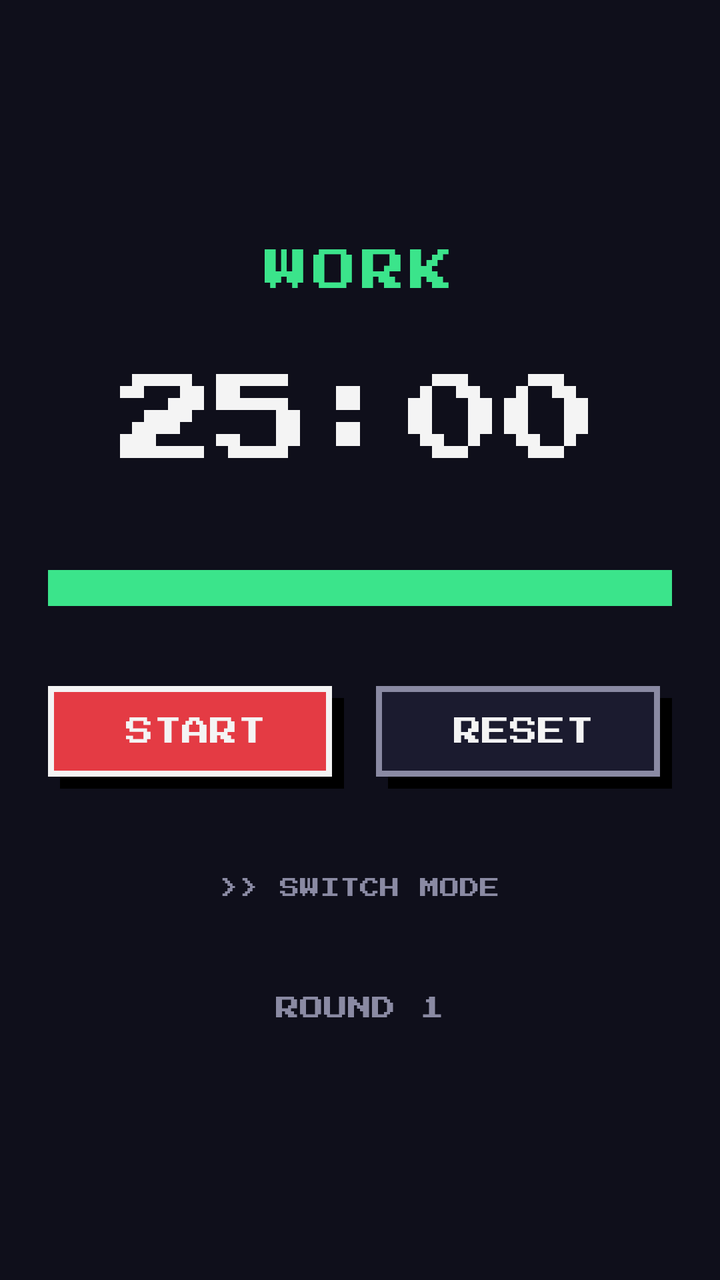
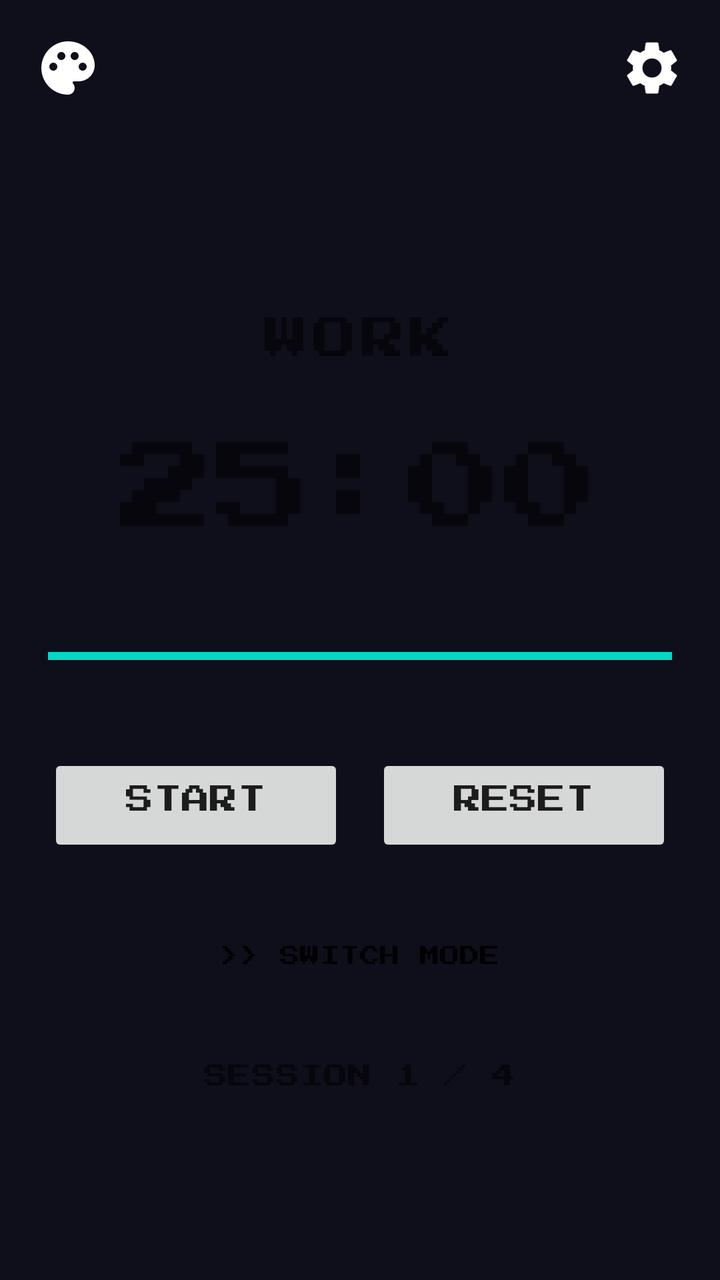

Screens rendered from an Android XML layout before and after an edit, with the pre-edit source and the edit as a unified diff.
<!-- AndroidManifest.xml: application theme Theme.PixelPomo -->
<!-- res/layout/activity_main.xml -->
<?xml version="1.0" encoding="utf-8"?>
<LinearLayout xmlns:android="http://schemas.android.com/apk/res/android"
    android:layout_width="match_parent"
    android:layout_height="match_parent"
    android:orientation="vertical"
    android:gravity="center"
    android:background="@color/bg"
    android:padding="24dp">

    <TextView
        android:id="@+id/modeLabel"
        android:layout_width="wrap_content"
        android:layout_height="wrap_content"
        android:layout_marginBottom="32dp"
        android:fontFamily="@font/press_start_2p"
        android:letterSpacing="0.1"
        android:text="@string/work"
        android:textColor="@color/work_green"
        android:textSize="22sp" />

    <TextView
        android:id="@+id/timer"
        android:layout_width="wrap_content"
        android:layout_height="wrap_content"
        android:fontFamily="@font/press_start_2p"
        android:text="@string/initial_time"
        android:textColor="@color/text_light"
        android:textSize="48sp" />

    <ProgressBar
        android:id="@+id/progress"
        style="?android:attr/progressBarStyleHorizontal"
        android:layout_width="match_parent"
        android:layout_height="18dp"
        android:layout_marginTop="32dp"
        android:layout_marginBottom="40dp"
        android:max="100"
        android:progress="100"
        android:progressDrawable="@drawable/progress_pixel" />

    <LinearLayout
        android:layout_width="match_parent"
        android:layout_height="wrap_content"
        android:orientation="horizontal"
        android:gravity="center">

        <androidx.appcompat.widget.AppCompatButton
            android:id="@+id/startPauseBtn"
            android:layout_width="0dp"
            android:layout_height="wrap_content"
            android:layout_weight="1"
            android:layout_marginEnd="8dp"
            android:background="@drawable/btn_pixel"
            android:fontFamily="@font/press_start_2p"
            android:padding="16dp"
            android:stateListAnimator="@null"
            android:text="@string/start"
            android:textColor="@color/text_light"
            android:textSize="14sp" />

        <androidx.appcompat.widget.AppCompatButton
            android:id="@+id/resetBtn"
            android:layout_width="0dp"
            android:layout_height="wrap_content"
            android:layout_weight="1"
            android:layout_marginStart="8dp"
            android:background="@drawable/btn_pixel_secondary"
            android:fontFamily="@font/press_start_2p"
            android:padding="16dp"
            android:stateListAnimator="@null"
            android:text="@string/reset"
            android:textColor="@color/text_light"
            android:textSize="14sp" />
    </LinearLayout>

    <androidx.appcompat.widget.AppCompatButton
        android:id="@+id/switchModeBtn"
        android:layout_width="wrap_content"
        android:layout_height="wrap_content"
        android:layout_marginTop="28dp"
        android:background="@android:color/transparent"
        android:fontFamily="@font/press_start_2p"
        android:stateListAnimator="@null"
        android:text="@string/switch_mode"
        android:textColor="@color/text_dim"
        android:textSize="10sp" />

    <TextView
        android:id="@+id/roundLabel"
        android:layout_width="wrap_content"
        android:layout_height="wrap_content"
        android:layout_marginTop="28dp"
        android:fontFamily="@font/press_start_2p"
        android:textColor="@color/text_dim"
        android:textSize="12sp"
        tools:ignore="HardcodedText"
        xmlns:tools="http://schemas.android.com/tools"
        android:text="ROUND 1" />

</LinearLayout>
<!-- resources referenced by this layout -->
<resources>
  <color name="bg">#0F0F1B</color>
  <color name="text_dim">#8A8AA3</color>
  <color name="text_light">#F4F4F4</color>
  <color name="work_green">#3BE48B</color>
  <!-- drawable btn_pixel (drawable) -->
  <?xml version="1.0" encoding="utf-8"?>
  <layer-list xmlns:android="http://schemas.android.com/apk/res/android">
      <item android:left="6dp" android:top="6dp">
          <shape android:shape="rectangle">
              <solid android:color="@color/shadow" />
          </shape>
      </item>
      <item android:right="6dp" android:bottom="6dp">
          <shape android:shape="rectangle">
              <solid android:color="@color/accent" />
              <stroke android:width="3dp" android:color="@color/text_light" />
          </shape>
      </item>
  </layer-list>
  <!-- drawable btn_pixel_secondary (drawable) -->
  <?xml version="1.0" encoding="utf-8"?>
  <layer-list xmlns:android="http://schemas.android.com/apk/res/android">
      <item android:left="6dp" android:top="6dp">
          <shape android:shape="rectangle">
              <solid android:color="@color/shadow" />
          </shape>
      </item>
      <item android:right="6dp" android:bottom="6dp">
          <shape android:shape="rectangle">
              <solid android:color="@color/panel" />
              <stroke android:width="3dp" android:color="@color/text_dim" />
          </shape>
      </item>
  </layer-list>
  <!-- drawable progress_pixel (drawable) -->
  <?xml version="1.0" encoding="utf-8"?>
  <layer-list xmlns:android="http://schemas.android.com/apk/res/android">
      <item android:id="@android:id/background">
          <shape android:shape="rectangle">
              <solid android:color="@color/panel" />
              <stroke android:width="3dp" android:color="@color/text_dim" />
          </shape>
      </item>
      <item android:id="@android:id/progress">
          <clip>
              <shape android:shape="rectangle">
                  <solid android:color="@color/work_green" />
              </shape>
          </clip>
      </item>
  </layer-list>
  <string name="initial_time">25:00</string>
  <string name="reset">RESET</string>
  <string name="start">START</string>
  <string name="switch_mode">&gt;&gt; SWITCH MODE</string>
  <string name="work">WORK</string>
  <style name="Theme.PixelPomo" parent="Theme.MaterialComponents.DayNight.NoActionBar">
          <item name="colorPrimary">@color/accent</item>
          <item name="colorPrimaryVariant">@color/accent_dark</item>
          <item name="colorOnPrimary">@color/text_light</item>
          <item name="android:windowBackground">@color/bg</item>
          <item name="android:statusBarColor">@color/bg</item>
          <item name="android:navigationBarColor">@color/bg</item>
          <item name="android:windowLightStatusBar" tools:targetApi="m">false</item>
      </style>
  <color name="shadow">#000000</color>
  <color name="accent">#E43B44</color>
  <color name="panel">#1B1B2F</color>
  <color name="accent_dark">#9B1B22</color>
</resources>

<!-- the commit's change to res/layout/activity_main.xml (unified diff, before → after) -->
@@ -1,100 +1,304 @@
+<?xml version="1.0" encoding="utf-8"?>
+<FrameLayout xmlns:android="http://schemas.android.com/apk/res/android"
+    xmlns:tools="http://schemas.android.com/tools"
+    android:id="@+id/root"
+    android:layout_width="match_parent"
+    android:layout_height="match_parent">
+
+    
+    <LinearLayout
+        android:id="@+id/mainContent"
+        android:layout_width="match_parent"
+        android:layout_height="match_parent"
+        android:orientation="vertical">
+
+        
+        <LinearLayout
+            android:layout_width="match_parent"
+            android:layout_height="wrap_content"
+            android:orientation="horizontal"
+            android:gravity="center_vertical"
+            android:padding="18dp">
+
+            <ImageView
+                android:id="@+id/themeBtn"
+                android:layout_width="32dp"
+                android:layout_height="32dp"
+                android:background="?attr/selectableItemBackgroundBorderless"
+                android:clickable="true"
+                android:focusable="true"
+                android:contentDescription="@string/cd_theme"
+                android:src="@drawable/ic_palette" />
+
+            <View
+                android:layout_width="0dp"
+                android:layout_height="1dp"
+                android:layout_weight="1" />
+
+            <ImageView
+                android:id="@+id/settingsBtn"
+                android:layout_width="32dp"
+                android:layout_height="32dp"
+                android:background="?attr/selectableItemBackgroundBorderless"
+                android:clickable="true"
+                android:focusable="true"
+                android:contentDescription="@string/cd_settings"
+                android:src="@drawable/ic_settings" />
+        </LinearLayout>
+
+        
+        <LinearLayout
+            android:layout_width="match_parent"
+            android:layout_height="0dp"
+            android:layout_weight="1"
+            android:orientation="vertical"
+            android:gravity="center"
+            android:padding="24dp">
+
+            <TextView
+                android:id="@+id/modeLabel"
+                android:layout_width="wrap_content"
+                android:layout_height="wrap_content"
+                android:layout_marginBottom="32dp"
+                android:fontFamily="@font/press_start_2p"
+                android:letterSpacing="0.1"
+                android:text="@string/work"
+                android:textSize="22sp" />
+
+            <TextView
+                android:id="@+id/timer"
+                android:layout_width="wrap_content"
+                android:layout_height="wrap_content"
+                android:fontFamily="@font/press_start_2p"
+                android:text="@string/initial_time"
+                android:textSize="48sp" />
+
+            <ProgressBar
+                android:id="@+id/progress"
+                style="?android:attr/progressBarStyleHorizontal"
+                android:layout_width="match_parent"
+                android:layout_height="18dp"
+                android:layout_marginTop="32dp"
+                android:layout_marginBottom="40dp"
+                android:max="100"
+                android:progress="100" />
+
+            <LinearLayout
+                android:layout_width="match_parent"
+                android:layout_height="wrap_content"
+                android:orientation="horizontal"
+                android:gravity="center">
+
+                <androidx.appcompat.widget.AppCompatButton
+                    android:id="@+id/startPauseBtn"
+                    android:layout_width="0dp"
+                    android:layout_height="wrap_content"
+                    android:layout_weight="1"
+                    android:layout_marginEnd="8dp"
+                    android:fontFamily="@font/press_start_2p"
+                    android:padding="16dp"
+                    android:stateListAnimator="@null"
+                    android:text="@string/start"
+                    android:textSize="14sp" />
+
+                <androidx.appcompat.widget.AppCompatButton
+                    android:id="@+id/resetBtn"
+                    android:layout_width="0dp"
+                    android:layout_height="wrap_content"
+                    android:layout_weight="1"
+                    android:layout_marginStart="8dp"
+                    android:fontFamily="@font/press_start_2p"
+                    android:padding="16dp"
+                    android:stateListAnimator="@null"
+                    android:text="@string/reset"
+                    android:textSize="14sp" />
+            </LinearLayout>
+
+            <androidx.appcompat.widget.AppCompatButton
+                android:id="@+id/switchModeBtn"
+                android:layout_width="wrap_content"
+                android:layout_height="wrap_content"
+                android:layout_marginTop="28dp"
+                android:background="@android:color/transparent"
+                android:fontFamily="@font/press_start_2p"
+                android:stateListAnimator="@null"
+                android:text="@string/switch_mode"
+                android:textSize="10sp" />
+
+            <TextView
+                android:id="@+id/sessionLabel"
+                android:layout_width="wrap_content"
+                android:layout_height="wrap_content"
+                android:layout_marginTop="28dp"
+                android:fontFamily="@font/press_start_2p"
+                android:textSize="12sp"
+                tools:ignore="HardcodedText"
+                android:text="SESSION 1 / 4" />
+        </LinearLayout>
+    </LinearLayout>
+
+    
+    <ScrollView
+        android:id="@+id/settingsPanel"
+        android:layout_width="match_parent"
+        android:layout_height="match_parent"
+        android:visibility="gone">
+
+        <LinearLayout
+            android:layout_width="match_parent"
+            android:layout_height="wrap_content"
+            android:orientation="vertical"
+            android:padding="28dp">
+
+            <TextView
+                android:id="@+id/settingsTitle"
+                android:layout_width="wrap_content"
+                android:layout_height="wrap_content"
+                android:layout_gravity="center_horizontal"
+                android:layout_marginTop="12dp"
+                android:layout_marginBottom="36dp"
+                android:fontFamily="@font/press_start_2p"
+                android:letterSpacing="0.1"
+                android:text="@string/settings"
+                android:textSize="20sp" />
+
+            
+            <include
+                android:id="@+id/rowWork"
+                layout="@layout/row_stepper" />
+
+            
+            <include
+                android:id="@+id/rowBreak"
+                layout="@layout/row_stepper" />
+
+            
+            <include
+                android:id="@+id/rowSessions"
+                layout="@layout/row_stepper" />
+
+            <androidx.appcompat.widget.AppCompatButton
+                android:id="@+id/saveBtn"
+                android:layout_width="match_parent"
+                android:layout_height="wrap_content"
+                android:layout_marginTop="36dp"
+                android:fontFamily="@font/press_start_2p"
+                android:padding="16dp"
+                android:stateListAnimator="@null"
+                android:text="@string/save"
+                android:textSize="14sp" />
+
+            <androidx.appcompat.widget.AppCompatButton
+                android:id="@+id/settingsCloseBtn"
+                android:layout_width="match_parent"
+                android:layout_height="wrap_content"
+                android:layout_marginTop="16dp"
+                android:fontFamily="@font/press_start_2p"
+                android:padding="16dp"
+                android:stateListAnimator="@null"
+                android:text="@string/close"
+                android:textSize="14sp" />
+        </LinearLayout>
+    </ScrollView>
+
+    
+    <ScrollView
+        android:id="@+id/themePanel"
+        android:layout_width="match_parent"
+        android:layout_height="match_parent"
+        android:visibility="gone">
+
+        <LinearLayout
+            android:layout_width="match_parent"
+            android:layout_height="wrap_content"
+            android:orientation="vertical"
+            android:padding="28dp">
+
+            <TextView
+                android:id="@+id/themeTitle"
+                android:layout_width="wrap_content"
+                android:layout_height="wrap_content"
+                android:layout_gravity="center_horizontal"
+                android:layout_marginTop="12dp"
+                android:layout_marginBottom="28dp"
+                android:fontFamily="@font/press_start_2p"
+                android:letterSpacing="0.1"
+                android:text="@string/theme"
+                android:textSize="20sp" />
+
+            
+            <LinearLayout
+                android:id="@+id/themeList"
+                android:layout_width="match_parent"
+                android:layout_height="wrap_content"
+                android:orientation="vertical" />
+
+            <androidx.appcompat.widget.AppCompatButton
+                android:id="@+id/themeCloseBtn"
+                android:layout_width="match_parent"
+                android:layout_height="wrap_content"
+                android:layout_marginTop="28dp"
+                android:fontFamily="@font/press_start_2p"
+                android:padding="16dp"
+                android:stateListAnimator="@null"
+                android:text="@string/close"
+                android:textSize="14sp" />
+        </LinearLayout>
+    </ScrollView>
+
+</FrameLayout>
+<!-- res/layout/row_stepper.xml (included above) -->
 <?xml version="1.0" encoding="utf-8"?>
 <LinearLayout xmlns:android="http://schemas.android.com/apk/res/android"
     android:layout_width="match_parent"
-    android:layout_height="match_parent"
+    android:layout_height="wrap_content"
     android:orientation="vertical"
-    android:gravity="center"
-    android:background="@color/bg"
-    android:padding="24dp">
+    android:layout_marginBottom="24dp">
 
     <TextView
-        android:id="@+id/modeLabel"
+        android:id="@+id/stepperLabel"
         android:layout_width="wrap_content"
         android:layout_height="wrap_content"
-        android:layout_marginBottom="32dp"
+        android:layout_marginBottom="12dp"
         android:fontFamily="@font/press_start_2p"
-        android:letterSpacing="0.1"
-        android:text="@string/work"
-        android:textColor="@color/work_green"
-        android:textSize="22sp" />
-
-    <TextView
-        android:id="@+id/timer"
-        android:layout_width="wrap_content"
-        android:layout_height="wrap_content"
-        android:fontFamily="@font/press_start_2p"
-        android:text="@string/initial_time"
-        android:textColor="@color/text_light"
-        android:textSize="48sp" />
-
-    <ProgressBar
-        android:id="@+id/progress"
-        style="?android:attr/progressBarStyleHorizontal"
-        android:layout_width="match_parent"
-        android:layout_height="18dp"
-        android:layout_marginTop="32dp"
-        android:layout_marginBottom="40dp"
-        android:max="100"
-        android:progress="100"
-        android:progressDrawable="@drawable/progress_pixel" />
+        android:textSize="11sp" />
 
     <LinearLayout
         android:layout_width="match_parent"
         android:layout_height="wrap_content"
         android:orientation="horizontal"
-        android:gravity="center">
+        android:gravity="center_vertical">
 
         <androidx.appcompat.widget.AppCompatButton
-            android:id="@+id/startPauseBtn"
+            android:id="@+id/stepperMinus"
+            android:layout_width="56dp"
+            android:layout_height="wrap_content"
+            android:fontFamily="@font/press_start_2p"
+            android:padding="12dp"
+            android:stateListAnimator="@null"
+            android:text="@string/minus"
+            android:textSize="16sp" />
+
+        <TextView
+            android:id="@+id/stepperValue"
             android:layout_width="0dp"
             android:layout_height="wrap_content"
             android:layout_weight="1"
-            android:layout_marginEnd="8dp"
-            android:background="@drawable/btn_pixel"
+            android:gravity="center"
             android:fontFamily="@font/press_start_2p"
-            android:padding="16dp"
+            android:textSize="20sp"
+            tools:ignore="HardcodedText"
+            xmlns:tools="http://schemas.android.com/tools"
+            android:text="25" />
+
+        <androidx.appcompat.widget.AppCompatButton
+            android:id="@+id/stepperPlus"
+            android:layout_width="56dp"
+            android:layout_height="wrap_content"
+            android:fontFamily="@font/press_start_2p"
+            android:padding="12dp"
             android:stateListAnimator="@null"
-            android:text="@string/start"
-            android:textColor="@color/text_light"
-            android:textSize="14sp" />
-
-        <androidx.appcompat.widget.AppCompatButton
-            android:id="@+id/resetBtn"
-            android:layout_width="0dp"
-            android:layout_height="wrap_content"
-            android:layout_weight="1"
-            android:layout_marginStart="8dp"
-            android:background="@drawable/btn_pixel_secondary"
-            android:fontFamily="@font/press_start_2p"
-            android:padding="16dp"
-            android:stateListAnimator="@null"
-            android:text="@string/reset"
-            android:textColor="@color/text_light"
-            android:textSize="14sp" />
+            android:text="@string/plus"
+            android:textSize="16sp" />
     </LinearLayout>
-
-    <androidx.appcompat.widget.AppCompatButton
-        android:id="@+id/switchModeBtn"
-        android:layout_width="wrap_content"
-        android:layout_height="wrap_content"
-        android:layout_marginTop="28dp"
-        android:background="@android:color/transparent"
-        android:fontFamily="@font/press_start_2p"
-        android:stateListAnimator="@null"
-        android:text="@string/switch_mode"
-        android:textColor="@color/text_dim"
-        android:textSize="10sp" />
-
-    <TextView
-        android:id="@+id/roundLabel"
-        android:layout_width="wrap_content"
-        android:layout_height="wrap_content"
-        android:layout_marginTop="28dp"
-        android:fontFamily="@font/press_start_2p"
-        android:textColor="@color/text_dim"
-        android:textSize="12sp"
-        tools:ignore="HardcodedText"
-        xmlns:tools="http://schemas.android.com/tools"
-        android:text="ROUND 1" />
-
 </LinearLayout>
<!-- resource entries referenced after the edit -->
@@ -1,60 +1,41 @@
 <!-- resources referenced by this layout -->
 <resources>
-  <color name="bg">#0F0F1B</color>
-  <color name="text_dim">#8A8AA3</color>
-  <color name="text_light">#F4F4F4</color>
-  <color name="work_green">#3BE48B</color>
-  <!-- drawable btn_pixel (drawable) -->
+  <!-- drawable ic_palette (drawable) -->
   <?xml version="1.0" encoding="utf-8"?>
-  <layer-list xmlns:android="http://schemas.android.com/apk/res/android">
-      <item android:left="6dp" android:top="6dp">
-          <shape android:shape="rectangle">
-              <solid android:color="@color/shadow" />
-          </shape>
-      </item>
-      <item android:right="6dp" android:bottom="6dp">
-          <shape android:shape="rectangle">
-              <solid android:color="@color/accent" />
-              <stroke android:width="3dp" android:color="@color/text_light" />
-          </shape>
-      </item>
-  </layer-list>
-  <!-- drawable btn_pixel_secondary (drawable) -->
+  <vector xmlns:android="http://schemas.android.com/apk/res/android"
+      android:width="24dp"
+      android:height="24dp"
+      android:viewportWidth="24"
+      android:viewportHeight="24"
+      android:tint="#FFFFFF">
+      <path
+          android:fillColor="@android:color/white"
+          android:pathData="M12,2C6.49,2 2,6.49 2,12s4.49,10 10,10c1.38,0 2.5,-1.12 2.5,-2.5c0,-0.61 -0.23,-1.2 -0.64,-1.67c-0.08,-0.1 -0.13,-0.21 -0.13,-0.33c0,-0.28 0.22,-0.5 0.5,-0.5H16c3.31,0 6,-2.69 6,-6C22,6.04 17.51,2 12,2zM17.5,13c-0.83,0 -1.5,-0.67 -1.5,-1.5c0,-0.83 0.67,-1.5 1.5,-1.5s1.5,0.67 1.5,1.5C19,12.33 18.33,13 17.5,13zM14.5,9C13.67,9 13,8.33 13,7.5C13,6.67 13.67,6 14.5,6S16,6.67 16,7.5C16,8.33 15.33,9 14.5,9zM5,11.5C5,10.67 5.67,10 6.5,10S8,10.67 8,11.5C8,12.33 7.33,13 6.5,13S5,12.33 5,11.5zM11,7.5C11,8.33 10.33,9 9.5,9S8,8.33 8,7.5C8,6.67 8.67,6 9.5,6S11,6.67 11,7.5z" />
+  </vector>
+  <!-- drawable ic_settings (drawable) -->
   <?xml version="1.0" encoding="utf-8"?>
-  <layer-list xmlns:android="http://schemas.android.com/apk/res/android">
-      <item android:left="6dp" android:top="6dp">
-          <shape android:shape="rectangle">
-              <solid android:color="@color/shadow" />
-          </shape>
-      </item>
-      <item android:right="6dp" android:bottom="6dp">
-          <shape android:shape="rectangle">
-              <solid android:color="@color/panel" />
-              <stroke android:width="3dp" android:color="@color/text_dim" />
-          </shape>
-      </item>
-  </layer-list>
-  <!-- drawable progress_pixel (drawable) -->
-  <?xml version="1.0" encoding="utf-8"?>
-  <layer-list xmlns:android="http://schemas.android.com/apk/res/android">
-      <item android:id="@android:id/background">
-          <shape android:shape="rectangle">
-              <solid android:color="@color/panel" />
-              <stroke android:width="3dp" android:color="@color/text_dim" />
-          </shape>
-      </item>
-      <item android:id="@android:id/progress">
-          <clip>
-              <shape android:shape="rectangle">
-                  <solid android:color="@color/work_green" />
-              </shape>
-          </clip>
-      </item>
-  </layer-list>
+  <vector xmlns:android="http://schemas.android.com/apk/res/android"
+      android:width="24dp"
+      android:height="24dp"
+      android:viewportWidth="24"
+      android:viewportHeight="24"
+      android:tint="#FFFFFF">
+      <path
+          android:fillColor="@android:color/white"
+          android:pathData="M19.14,12.94c0.04,-0.3 0.06,-0.61 0.06,-0.94c0,-0.32 -0.02,-0.64 -0.07,-0.94l2.03,-1.58c0.18,-0.14 0.23,-0.41 0.12,-0.61l-1.92,-3.32c-0.12,-0.22 -0.37,-0.29 -0.59,-0.22l-2.39,0.96c-0.5,-0.38 -1.03,-0.7 -1.62,-0.94l-0.36,-2.54c-0.04,-0.24 -0.24,-0.41 -0.48,-0.41h-3.84c-0.24,0 -0.43,0.17 -0.47,0.41l-0.36,2.54c-0.59,0.24 -1.13,0.57 -1.62,0.94l-2.39,-0.96c-0.22,-0.08 -0.47,0 -0.59,0.22L2.74,8.87C2.62,9.08 2.66,9.34 2.86,9.48l2.03,1.58C4.84,11.36 4.8,11.69 4.8,12s0.02,0.64 0.07,0.94l-2.03,1.58c-0.18,0.14 -0.23,0.41 -0.12,0.61l1.92,3.32c0.12,0.22 0.37,0.29 0.59,0.22l2.39,-0.96c0.5,0.38 1.03,0.7 1.62,0.94l0.36,2.54c0.05,0.24 0.24,0.41 0.48,0.41h3.84c0.24,0 0.44,-0.17 0.47,-0.41l0.36,-2.54c0.59,-0.24 1.13,-0.56 1.62,-0.94l2.39,0.96c0.22,0.08 0.47,0 0.59,-0.22l1.92,-3.32c0.12,-0.22 0.07,-0.47 -0.12,-0.61L19.14,12.94zM12,15.6c-1.98,0 -3.6,-1.62 -3.6,-3.6s1.62,-3.6 3.6,-3.6s3.6,1.62 3.6,3.6S13.98,15.6 12,15.6z" />
+  </vector>
+  <string name="cd_settings">Settings</string>
+  <string name="cd_theme">Theme</string>
+  <string name="close">CLOSE</string>
   <string name="initial_time">25:00</string>
+  <string name="minus">-</string>
+  <string name="plus">+</string>
   <string name="reset">RESET</string>
+  <string name="save">SAVE</string>
+  <string name="settings">SETTINGS</string>
   <string name="start">START</string>
   <string name="switch_mode">&gt;&gt; SWITCH MODE</string>
+  <string name="theme">THEME</string>
   <string name="work">WORK</string>
   <style name="Theme.PixelPomo" parent="Theme.MaterialComponents.DayNight.NoActionBar">
           <item name="colorPrimary">@color/accent</item>
@@ -65,9 +46,9 @@
           <item name="android:navigationBarColor">@color/bg</item>
           <item name="android:windowLightStatusBar" tools:targetApi="m">false</item>
       </style>
-  <color name="shadow">#000000</color>
   <color name="accent">#E43B44</color>
-  <color name="panel">#1B1B2F</color>
   <color name="accent_dark">#9B1B22</color>
+  <color name="text_light">#F4F4F4</color>
+  <color name="bg">#0F0F1B</color>
 </resources>
 
